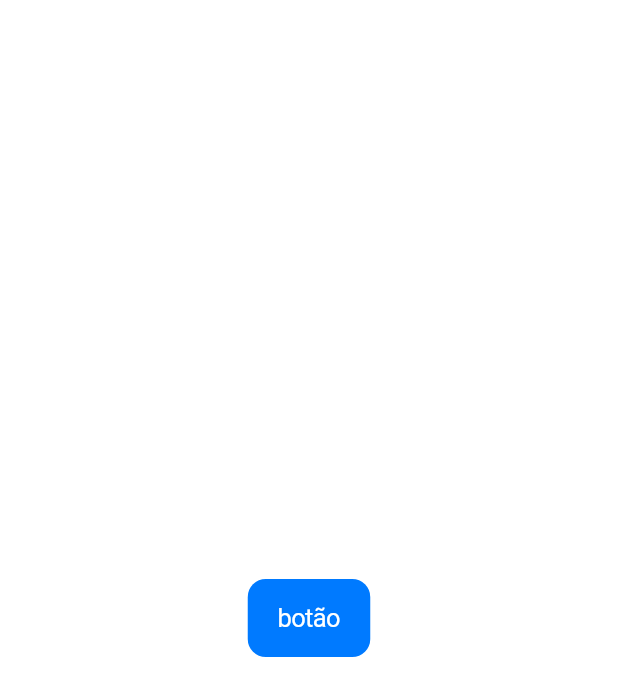
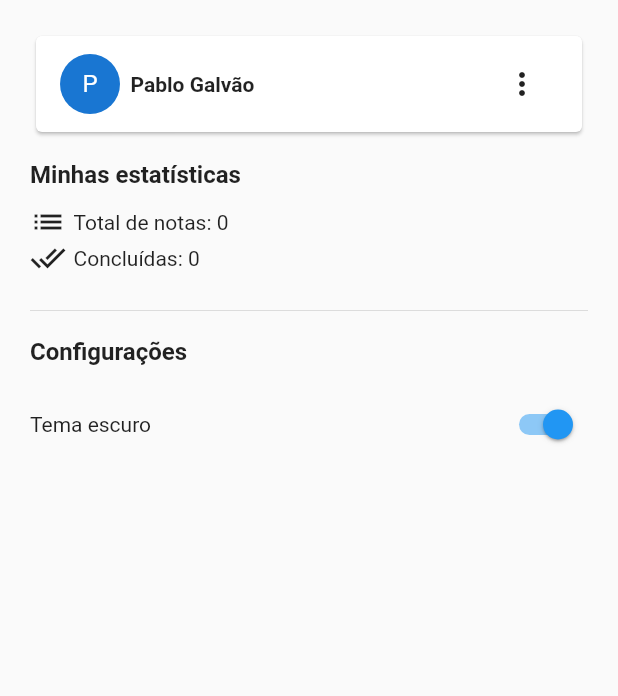
Before and after one commit to pablopgalvao/mjv_school_flutter, a Flutter app: the screen it shows after launch, on a phone screen of 412 x 824 dp. Shown: the top 696 px of the screen. Run offline on Flutter 3.47's test engine with Material 2 defaults, Android fonts, the phone set to English and light mode, and no system bars.

Commit message:
Criado a tela inicial do TODO LIST

```diff
--- a/lib/app_widget.dart
+++ b/lib/app_widget.dart
@@ -1,17 +1,64 @@
-import 'package:flutter/cupertino.dart';
+import 'package:flutter/material.dart';
 
-class MyApp extends StatelessWidget {
+class MyApp extends StatelessWidget{
   const MyApp({super.key});
 
   @override
-  Widget build(BuildContext context) {
-    return CupertinoApp(
-      theme: CupertinoThemeData(brightness: Brightness.light),
-      home: CupertinoPageScaffold(
-        child: Center(
-          child: CupertinoButton.filled(
-            child: Text('botão'),
-            onPressed: () {},
+  Widget build(BuildContext context){
+    return MaterialApp(
+      title: 'School',
+      home: Scaffold(
+        body: Container(
+          padding: const EdgeInsets.all(20),
+          child: Column(
+            crossAxisAlignment: CrossAxisAlignment.start,
+            children: [
+              Card(
+                child: Padding(
+                  padding: const EdgeInsets.symmetric(horizontal: 16, vertical: 8),// como fiz: EdgeInsets.fromLTRB(20, 10, 20, 10),
+                  child: Row(
+                    children: [
+                      const CircleAvatar(
+                        child: Text('P')
+                      ),
+                      const SizedBox(width: 7,),
+                      const Text('Pablo Galvão', style: TextStyle(fontWeight: FontWeight.bold),),
+                      const Spacer(),
+                      IconButton(onPressed: () {}, icon: const Icon(Icons.more_vert)),
+                    ],
+                  )
+                )
+              ),
+              const SizedBox(height: 15,),
+              const Text('Minhas estatísticas', style: TextStyle(fontSize: 16, fontWeight: FontWeight.bold)),
+              const SizedBox(height: 10,),
+              const Row(
+                children: [
+                  Icon(Icons.list),
+                  SizedBox(width: 5,),
+                  Text('Total de notas: 0')
+                ]
+              ),
+              const Row(
+                children: [
+                  Icon(Icons.done_all),
+                  SizedBox(width: 5,),
+                  Text('Concluídas: 0')
+                ]
+              ),
+              const SizedBox(height: 15,),
+              const Divider(),
+              const SizedBox(height: 10,),
+              const Text('Configurações', style: TextStyle(fontSize: 16, fontWeight: FontWeight.bold)),
+              const SizedBox(height: 15,),
+              Row(
+                children: [
+                  const Text('Tema escuro'),
+                  const Spacer(),
+                  Switch(value: true, onChanged: (val) {})
+                ],
+              )
+            ],
           ),
         ),
       ),
```
Also changed, not shown: screens/app_tela_inicial_todo_list.png (added), 1 other file.
